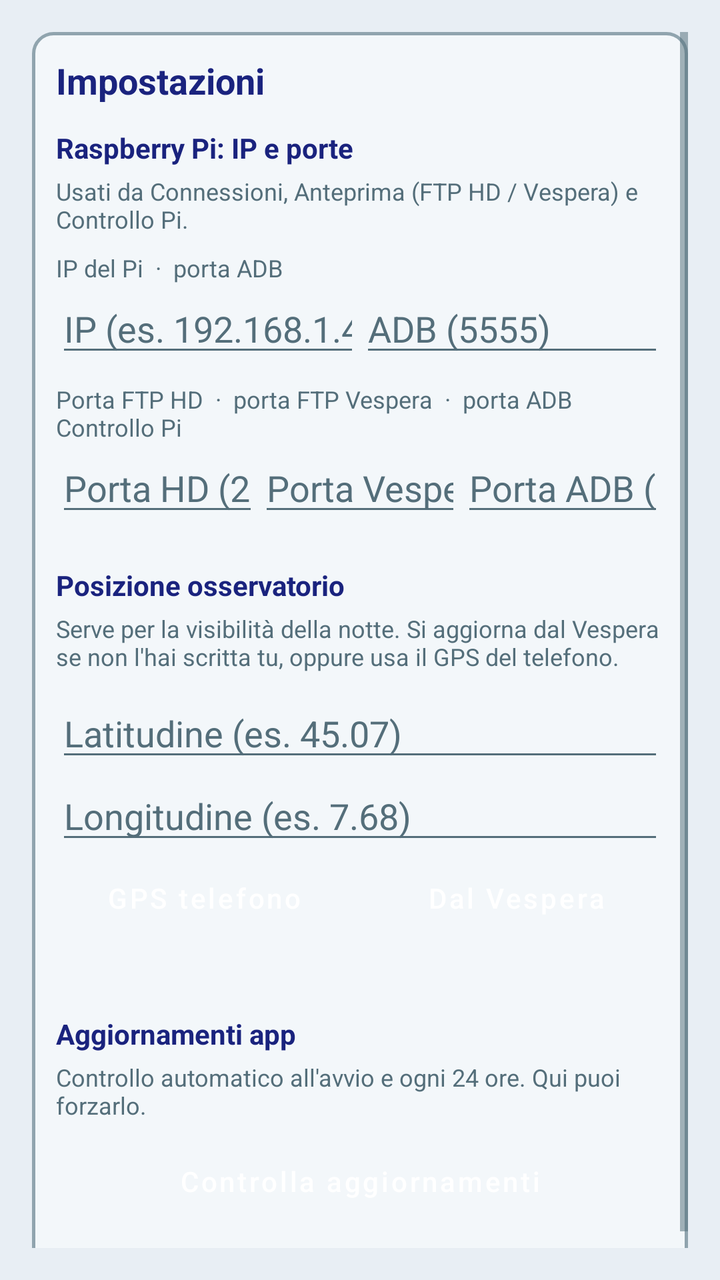
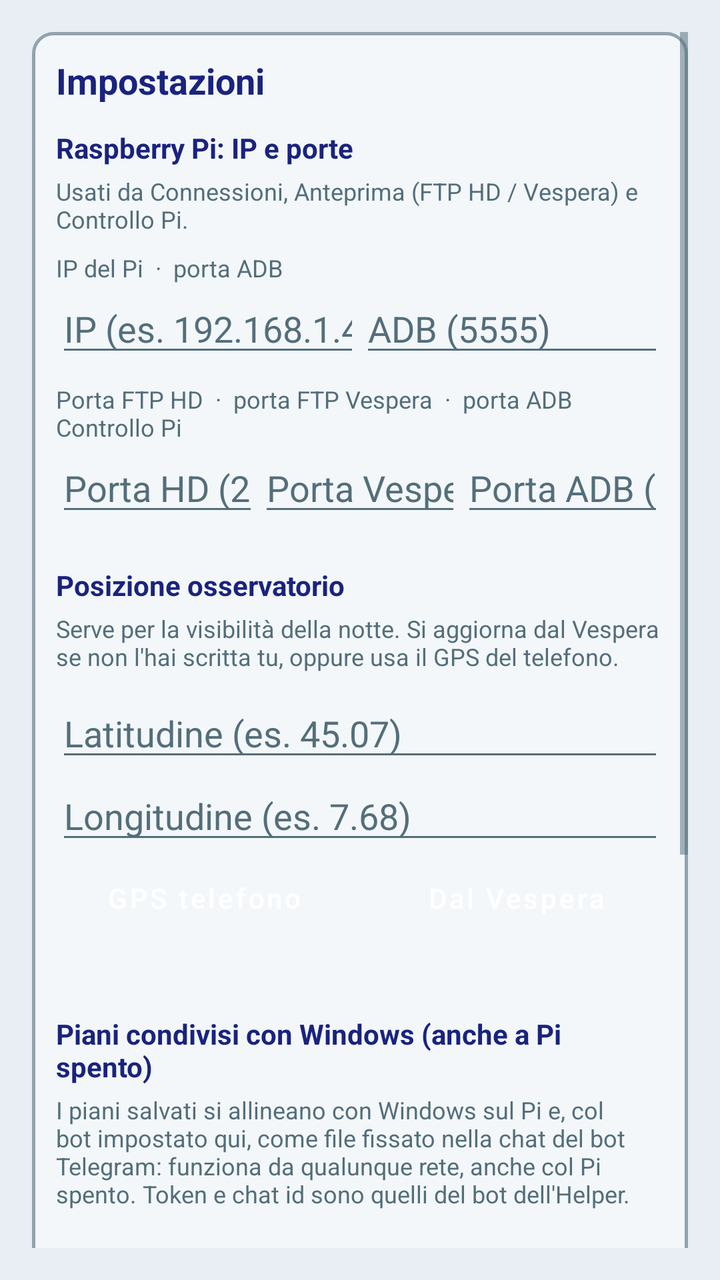

Before-and-after screenshots of an Android layout around one commit, followed by the original layout XML and the change that was made.
<!-- AndroidManifest.xml: application theme Theme.VesperaControl -->
<!-- res/layout/fragment_impostazioni.xml -->
<?xml version="1.0" encoding="utf-8"?>
<ScrollView xmlns:android="http://schemas.android.com/apk/res/android"
    android:layout_width="match_parent"
    android:layout_height="match_parent"
    android:background="@color/vespera_bg"
    android:padding="16dp">

    <LinearLayout
        android:layout_width="match_parent"
        android:layout_height="wrap_content"
        android:orientation="vertical"
        android:background="@drawable/bg_section_panel"
        android:padding="12dp">

        <TextView
            android:layout_width="match_parent"
            android:layout_height="wrap_content"
            android:text="@string/tab_impostazioni"
            android:textColor="@color/vespera_title"
            android:textSize="18sp"
            android:textStyle="bold" />

        <TextView
            android:layout_width="match_parent"
            android:layout_height="wrap_content"
            android:layout_marginTop="12dp"
            android:text="@string/label_settings_network"
            android:textColor="@color/vespera_title"
            android:textStyle="bold" />

        <TextView
            android:layout_width="match_parent"
            android:layout_height="wrap_content"
            android:layout_marginTop="4dp"
            android:text="@string/hint_settings_network"
            android:textColor="@color/vespera_muted"
            android:textSize="12sp" />

        <TextView
            android:layout_width="match_parent"
            android:layout_height="wrap_content"
            android:layout_marginTop="8dp"
            android:text="IP del Pi  ·  porta ADB"
            android:textColor="@color/vespera_muted"
            android:textSize="12sp" />

        <LinearLayout
            android:layout_width="match_parent"
            android:layout_height="wrap_content"
            android:orientation="horizontal">

            <EditText
                android:id="@+id/editSetIp"
                android:layout_width="0dp"
                android:layout_height="wrap_content"
                android:layout_weight="1"
                android:hint="@string/hint_device_ip"
                android:inputType="text"
                android:singleLine="true"
                android:textColor="@color/vespera_text"
                android:textColorHint="@color/vespera_muted" />

            <EditText
                android:id="@+id/editSetAdbPort"
                android:layout_width="0dp"
                android:layout_height="wrap_content"
                android:layout_weight="1"
                android:hint="@string/hint_adb_port"
                android:inputType="number"
                android:singleLine="true"
                android:textColor="@color/vespera_text"
                android:textColorHint="@color/vespera_muted" />
        </LinearLayout>

        <TextView
            android:layout_width="match_parent"
            android:layout_height="wrap_content"
            android:layout_marginTop="8dp"
            android:text="Porta FTP HD  ·  porta FTP Vespera  ·  porta ADB Controllo Pi"
            android:textColor="@color/vespera_muted"
            android:textSize="12sp" />

        <LinearLayout
            android:layout_width="match_parent"
            android:layout_height="wrap_content"
            android:orientation="horizontal">

            <EditText
                android:id="@+id/editSetFtpHd"
                android:layout_width="0dp"
                android:layout_height="wrap_content"
                android:layout_weight="1"
                android:hint="@string/hint_ftp_hd_port"
                android:inputType="number"
                android:singleLine="true"
                android:textColor="@color/vespera_text"
                android:textColorHint="@color/vespera_muted" />

            <EditText
                android:id="@+id/editSetFtpVespera"
                android:layout_width="0dp"
                android:layout_height="wrap_content"
                android:layout_weight="1"
                android:hint="@string/hint_ftp_vespera_port"
                android:inputType="number"
                android:singleLine="true"
                android:textColor="@color/vespera_text"
                android:textColorHint="@color/vespera_muted" />

            <EditText
                android:id="@+id/editSetScrcpyPort"
                android:layout_width="0dp"
                android:layout_height="wrap_content"
                android:layout_weight="1"
                android:hint="@string/hint_scrcpy_adb_port"
                android:inputType="number"
                android:singleLine="true"
                android:textColor="@color/vespera_text"
                android:textColorHint="@color/vespera_muted" />
        </LinearLayout>

        <TextView
            android:layout_width="match_parent"
            android:layout_height="wrap_content"
            android:layout_marginTop="20dp"
            android:text="@string/label_settings_site"
            android:textColor="@color/vespera_title"
            android:textStyle="bold" />

        <TextView
            android:layout_width="match_parent"
            android:layout_height="wrap_content"
            android:layout_marginTop="4dp"
            android:text="@string/hint_settings_site"
            android:textColor="@color/vespera_muted"
            android:textSize="12sp" />

        <EditText
            android:id="@+id/editSiteLat"
            android:layout_width="match_parent"
            android:layout_height="wrap_content"
            android:layout_marginTop="8dp"
            android:hint="@string/hint_site_lat"
            android:inputType="numberDecimal|numberSigned"
            android:textColor="@color/vespera_text"
            android:textColorHint="@color/vespera_muted" />

        <EditText
            android:id="@+id/editSiteLon"
            android:layout_width="match_parent"
            android:layout_height="wrap_content"
            android:hint="@string/hint_site_lon"
            android:inputType="numberDecimal|numberSigned"
            android:textColor="@color/vespera_text"
            android:textColorHint="@color/vespera_muted" />

        <LinearLayout
            android:layout_width="match_parent"
            android:layout_height="wrap_content"
            android:orientation="horizontal">

            <Button
                android:id="@+id/btnSiteGps"
                style="@style/Widget.Vespera.Button.Primary"
                android:layout_width="0dp"
                android:layout_height="wrap_content"
                android:layout_weight="1"
                android:text="@string/btn_site_gps" />

            <Button
                android:id="@+id/btnSiteVespera"
                style="@style/Widget.Vespera.Button.Slate"
                android:layout_width="0dp"
                android:layout_height="wrap_content"
                android:layout_marginStart="8dp"
                android:layout_weight="1"
                android:text="@string/btn_site_vespera" />
        </LinearLayout>

        <TextView
            android:id="@+id/textSiteSource"
            android:layout_width="match_parent"
            android:layout_height="wrap_content"
            android:textColor="@color/vespera_muted"
            android:textSize="12sp" />

        <TextView
            android:layout_width="match_parent"
            android:layout_height="wrap_content"
            android:layout_marginTop="20dp"
            android:text="@string/label_updates"
            android:textColor="@color/vespera_title"
            android:textStyle="bold" />

        <TextView
            android:layout_width="match_parent"
            android:layout_height="wrap_content"
            android:layout_marginTop="4dp"
            android:text="@string/hint_updates_auto"
            android:textColor="@color/vespera_muted"
            android:textSize="12sp" />

        <Button
            android:id="@+id/btnCheckUpdates"
            style="@style/Widget.Vespera.Button.Primary"
            android:layout_width="match_parent"
            android:layout_height="wrap_content"
            android:layout_marginTop="8dp"
            android:text="@string/btn_check_updates" />

        <TextView
            android:id="@+id/textUpdateStatus"
            android:layout_width="match_parent"
            android:layout_height="wrap_content"
            android:layout_marginTop="8dp"
            android:textColor="@color/vespera_muted"
            android:textSize="12sp" />
    </LinearLayout>
</ScrollView>
<!-- resources referenced by this layout -->
<resources>
  <color name="vespera_bg">#FFE8EEF4</color>
  <color name="vespera_muted">#FF546E7A</color>
  <color name="vespera_text">#FF212121</color>
  <color name="vespera_title">#FF1A237E</color>
  <!-- drawable bg_section_panel (drawable) -->
  <?xml version="1.0" encoding="utf-8"?>
  <shape xmlns:android="http://schemas.android.com/apk/res/android"
      android:shape="rectangle">
      <solid android:color="@color/vespera_surface" />
      <corners android:radius="10dp" />
      <stroke
          android:width="1.5dp"
          android:color="@color/vespera_panel_stroke" />
  </shape>
  <string name="btn_check_updates">Controlla aggiornamenti</string>
  <string name="btn_site_gps">GPS telefono</string>
  <string name="btn_site_vespera">Dal Vespera</string>
  <string name="hint_adb_port">ADB (5555)</string>
  <string name="hint_device_ip">IP (es. 192.168.1.4)</string>
  <string name="hint_ftp_hd_port">Porta HD (2121)</string>
  <string name="hint_ftp_vespera_port">Porta Vespera (2122)</string>
  <string name="hint_scrcpy_adb_port">Porta ADB (5555)</string>
  <string name="hint_settings_network">Usati da Connessioni, Anteprima (FTP HD / Vespera) e Controllo Pi.</string>
  <string name="hint_settings_site">Serve per la visibilità della notte. Si aggiorna dal Vespera se non l\'hai scritta tu, oppure usa il GPS del telefono.</string>
  <string name="hint_site_lat">Latitudine (es. 45.07)</string>
  <string name="hint_site_lon">Longitudine (es. 7.68)</string>
  <string name="hint_updates_auto">Controllo automatico all\'avvio e ogni 24 ore. Qui puoi forzarlo.</string>
  <string name="label_settings_network">Raspberry Pi: IP e porte</string>
  <string name="label_settings_site">Posizione osservatorio</string>
  <string name="label_updates">Aggiornamenti app</string>
  <string name="tab_impostazioni">Impostazioni</string>
  <style name="Widget.Vespera.Button.Primary" parent="Widget.Vespera.Button.Slate">
          <item name="backgroundTint">@color/vespera_green</item>
      </style>
  <style name="Widget.Vespera.Button.Slate" parent="Widget.MaterialComponents.Button">
          <item name="backgroundTint">@color/vespera_slate</item>
          <item name="android:textColor">@color/white</item>
          <item name="cornerRadius">6dp</item>
          <item name="android:textAllCaps">false</item>
          <item name="android:minHeight">44dp</item>
          <item name="android:paddingTop">10dp</item>
          <item name="android:paddingBottom">10dp</item>
      </style>
  <color name="vespera_surface">#FFF3F7FA</color>
  <color name="vespera_panel_stroke">#FF90A4AE</color>
  <color name="vespera_green">#FF3B7F55</color>
  <color name="vespera_slate">#FF4A6F86</color>
  <color name="white">#FFFFFFFF</color>
  <color name="vespera_accent">#FF1C6E8C</color>
  <!-- unchanged entries left out for length: 1 -->
</resources>

<!-- the commit's change to res/layout/fragment_impostazioni.xml (unified diff, before → after) -->
@@ -188,6 +188,70 @@
             android:layout_width="match_parent"
             android:layout_height="wrap_content"
             android:layout_marginTop="20dp"
+            android:text="@string/plans_share_title"
+            android:textColor="@color/vespera_title"
+            android:textStyle="bold" />
+
+        <TextView
+            android:layout_width="match_parent"
+            android:layout_height="wrap_content"
+            android:layout_marginTop="4dp"
+            android:text="@string/plans_share_hint"
+            android:textColor="@color/vespera_muted"
+            android:textSize="12sp" />
+
+        <EditText
+            android:id="@+id/editPlansToken"
+            android:layout_width="match_parent"
+            android:layout_height="wrap_content"
+            android:layout_marginTop="8dp"
+            android:hint="@string/plans_bot_token"
+            android:inputType="textPassword"
+            android:textColor="@color/vespera_text" />
+
+        <EditText
+            android:id="@+id/editPlansChat"
+            android:layout_width="match_parent"
+            android:layout_height="wrap_content"
+            android:hint="@string/plans_bot_chat"
+            android:inputType="numberSigned"
+            android:textColor="@color/vespera_text" />
+
+        <LinearLayout
+            android:layout_width="match_parent"
+            android:layout_height="wrap_content"
+            android:layout_marginTop="8dp"
+            android:orientation="horizontal">
+
+            <Button
+                android:id="@+id/btnPlansFromHelper"
+                android:layout_width="0dp"
+                android:layout_height="wrap_content"
+                android:layout_weight="1"
+                android:layout_marginEnd="6dp"
+                android:text="@string/plans_bot_from_helper" />
+
+            <Button
+                android:id="@+id/btnPlansSync"
+                style="@style/Widget.Vespera.Button.Primary"
+                android:layout_width="0dp"
+                android:layout_height="wrap_content"
+                android:layout_weight="1"
+                android:text="@string/plans_bot_sync" />
+        </LinearLayout>
+
+        <TextView
+            android:id="@+id/textPlansStatus"
+            android:layout_width="match_parent"
+            android:layout_height="wrap_content"
+            android:layout_marginTop="8dp"
+            android:textColor="@color/vespera_text"
+            android:textSize="13sp" />
+
+        <TextView
+            android:layout_width="match_parent"
+            android:layout_height="wrap_content"
+            android:layout_marginTop="20dp"
             android:text="@string/label_updates"
             android:textColor="@color/vespera_title"
             android:textStyle="bold" />
<!-- resource entries referenced after the edit -->
@@ -30,6 +30,12 @@
   <string name="label_settings_network">Raspberry Pi: IP e porte</string>
   <string name="label_settings_site">Posizione osservatorio</string>
   <string name="label_updates">Aggiornamenti app</string>
+  <string name="plans_bot_chat">Chat id</string>
+  <string name="plans_bot_from_helper">Prendi dall\'Helper</string>
+  <string name="plans_bot_sync">Salva e allinea</string>
+  <string name="plans_bot_token">Token del bot</string>
+  <string name="plans_share_hint">I piani salvati si allineano con Windows sul Pi e, col bot impostato qui, come file fissato nella chat del bot Telegram: funziona da qualunque rete, anche col Pi spento. Token e chat id sono quelli del bot dell\'Helper.</string>
+  <string name="plans_share_title">Piani condivisi con Windows (anche a Pi spento)</string>
   <string name="tab_impostazioni">Impostazioni</string>
   <style name="Widget.Vespera.Button.Primary" parent="Widget.Vespera.Button.Slate">
           <item name="backgroundTint">@color/vespera_green</item>
